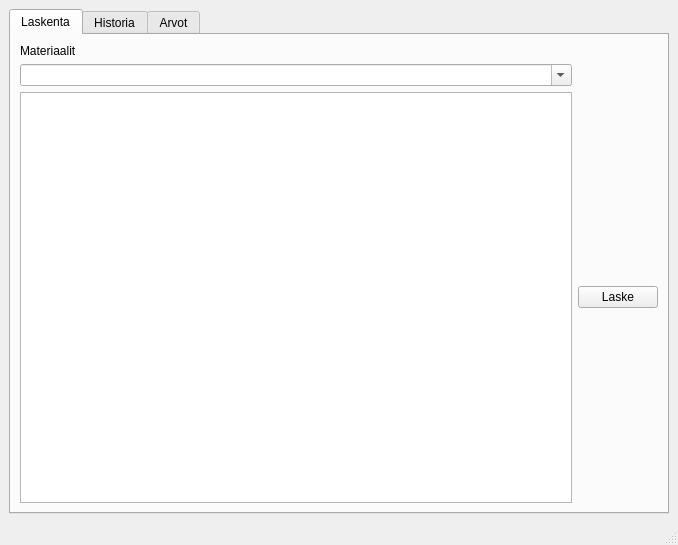
Qt form MateriaaliLaskin/mainwindow.ui (jmakkie/MateriaaliLaskin) before a commit.
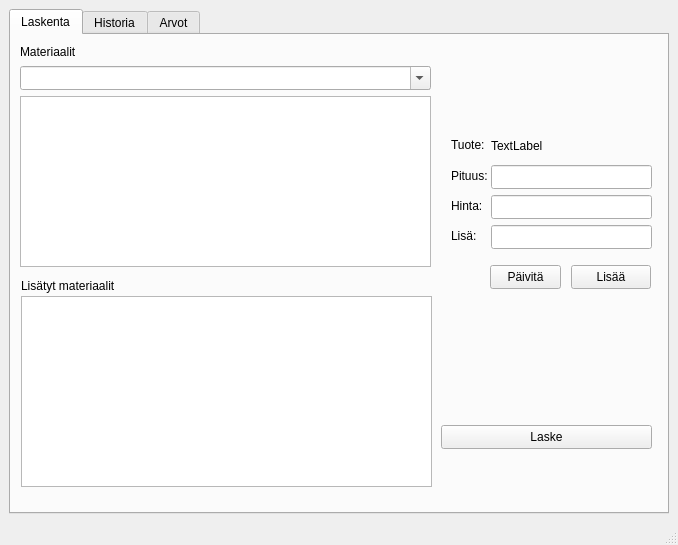
The same form after that commit. Icons and pictures are not drawn.

Commit message: laskenta combobox and one of the tables loads data

Patch:
```diff
--- a/MateriaaliLaskin/mainwindow.ui
+++ b/MateriaaliLaskin/mainwindow.ui
@@ -35,32 +35,199 @@
          <attribute name="toolTip">
           <string>Laske uudelleen</string>
          </attribute>
-         <layout class="QGridLayout" name="gridLayout">
-          <item row="1" column="0">
-           <widget class="QComboBox" name="comboBox">
-            <property name="editable">
-             <bool>true</bool>
-            </property>
-           </widget>
-          </item>
-          <item row="2" column="0">
-           <widget class="QTableView" name="laskentaTableView"/>
-          </item>
-          <item row="2" column="1">
-           <widget class="QPushButton" name="LaskeButton">
-            <property name="text">
-             <string>Laske</string>
-            </property>
-           </widget>
-          </item>
-          <item row="0" column="0">
-           <widget class="QLabel" name="label_3">
-            <property name="text">
-             <string>Materiaalit</string>
-            </property>
-           </widget>
-          </item>
-         </layout>
+         <widget class="QComboBox" name="LaskentaComboBox">
+          <property name="geometry">
+           <rect>
+            <x>9</x>
+            <y>31</y>
+            <width>411</width>
+            <height>24</height>
+           </rect>
+          </property>
+          <property name="editable">
+           <bool>true</bool>
+          </property>
+         </widget>
+         <widget class="QTableView" name="laskentaMaterialsTableView">
+          <property name="geometry">
+           <rect>
+            <x>9</x>
+            <y>61</y>
+            <width>411</width>
+            <height>171</height>
+           </rect>
+          </property>
+         </widget>
+         <widget class="QPushButton" name="LaskeButton">
+          <property name="geometry">
+           <rect>
+            <x>430</x>
+            <y>390</y>
+            <width>211</width>
+            <height>24</height>
+           </rect>
+          </property>
+          <property name="text">
+           <string>Laske</string>
+          </property>
+         </widget>
+         <widget class="QLabel" name="label_3">
+          <property name="geometry">
+           <rect>
+            <x>9</x>
+            <y>9</y>
+            <width>56</width>
+            <height>16</height>
+           </rect>
+          </property>
+          <property name="text">
+           <string>Materiaalit</string>
+          </property>
+         </widget>
+         <widget class="QLabel" name="label_8">
+          <property name="geometry">
+           <rect>
+            <x>440</x>
+            <y>100</y>
+            <width>41</width>
+            <height>20</height>
+           </rect>
+          </property>
+          <property name="text">
+           <string>Tuote:</string>
+          </property>
+         </widget>
+         <widget class="QLabel" name="laskentaProductLabel">
+          <property name="geometry">
+           <rect>
+            <x>480</x>
+            <y>100</y>
+            <width>161</width>
+            <height>21</height>
+           </rect>
+          </property>
+          <property name="text">
+           <string>TextLabel</string>
+          </property>
+         </widget>
+         <widget class="QLabel" name="label_10">
+          <property name="geometry">
+           <rect>
+            <x>440</x>
+            <y>130</y>
+            <width>41</width>
+            <height>21</height>
+           </rect>
+          </property>
+          <property name="text">
+           <string>Pituus:</string>
+          </property>
+         </widget>
+         <widget class="QLabel" name="label_11">
+          <property name="geometry">
+           <rect>
+            <x>440</x>
+            <y>160</y>
+            <width>31</width>
+            <height>21</height>
+           </rect>
+          </property>
+          <property name="text">
+           <string>Hinta:</string>
+          </property>
+         </widget>
+         <widget class="QLabel" name="label_12">
+          <property name="geometry">
+           <rect>
+            <x>440</x>
+            <y>190</y>
+            <width>31</width>
+            <height>21</height>
+           </rect>
+          </property>
+          <property name="text">
+           <string>Lisä:</string>
+          </property>
+         </widget>
+         <widget class="QLineEdit" name="laskentaExtraLineEdit">
+          <property name="geometry">
+           <rect>
+            <x>480</x>
+            <y>190</y>
+            <width>161</width>
+            <height>24</height>
+           </rect>
+          </property>
+         </widget>
+         <widget class="QLineEdit" name="laskentaLengthLineEdit">
+          <property name="geometry">
+           <rect>
+            <x>480</x>
+            <y>130</y>
+            <width>161</width>
+            <height>24</height>
+           </rect>
+          </property>
+         </widget>
+         <widget class="QLineEdit" name="laskentaPriceLineEdit">
+          <property name="geometry">
+           <rect>
+            <x>480</x>
+            <y>160</y>
+            <width>161</width>
+            <height>24</height>
+           </rect>
+          </property>
+         </widget>
+         <widget class="QPushButton" name="pushButton">
+          <property name="geometry">
+           <rect>
+            <x>560</x>
+            <y>230</y>
+            <width>80</width>
+            <height>24</height>
+           </rect>
+          </property>
+          <property name="text">
+           <string>Lisää</string>
+          </property>
+         </widget>
+         <widget class="QPushButton" name="pushButton_2">
+          <property name="geometry">
+           <rect>
+            <x>479</x>
+            <y>230</y>
+            <width>71</width>
+            <height>24</height>
+           </rect>
+          </property>
+          <property name="text">
+           <string>Päivitä</string>
+          </property>
+         </widget>
+         <widget class="QTableView" name="laskentaAddedtableView">
+          <property name="geometry">
+           <rect>
+            <x>10</x>
+            <y>261</y>
+            <width>411</width>
+            <height>191</height>
+           </rect>
+          </property>
+         </widget>
+         <widget class="QLabel" name="label_13">
+          <property name="geometry">
+           <rect>
+            <x>10</x>
+            <y>240</y>
+            <width>111</width>
+            <height>21</height>
+           </rect>
+          </property>
+          <property name="text">
+           <string>Lisätyt materiaalit</string>
+          </property>
+         </widget>
         </widget>
         <widget class="QWidget" name="tab_2">
          <attribute name="title">
@@ -280,6 +447,16 @@
            <string>null</string>
           </property>
          </widget>
+         <widget class="QComboBox" name="comboBox">
+          <property name="geometry">
+           <rect>
+            <x>61</x>
+            <y>290</y>
+            <width>81</width>
+            <height>24</height>
+           </rect>
+          </property>
+         </widget>
         </widget>
        </widget>
       </item>
```
Left out of the diff: 13 changed lines with no effect on the pictures. The commit also changes 8 other files.
